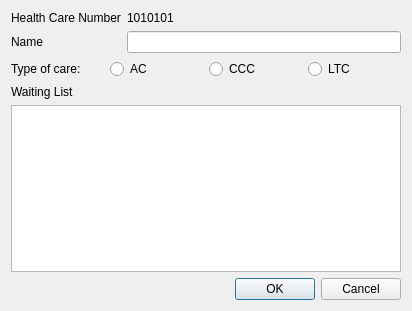
First picture: the form in src/editpatientdialog.ui, repository murrple-1/BedChaser, before the edit.
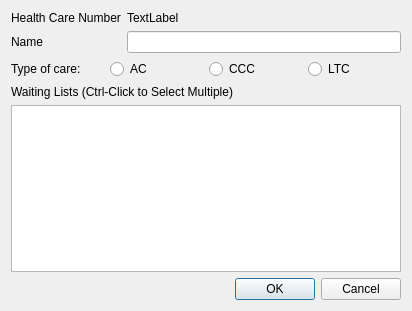
Second picture: the form after the edit.

Diff of the .ui file:
```diff
--- a/src/editpatientdialog.ui
+++ b/src/editpatientdialog.ui
@@ -26,7 +26,7 @@
      <item row="0" column="1">
       <widget class="QLabel" name="healthCardNumberValueLabel">
        <property name="text">
-        <string>1010101</string>
+        <string>TextLabel</string>
        </property>
       </widget>
      </item>
@@ -77,7 +77,7 @@
    <item>
     <widget class="QLabel" name="waitingListLabel">
      <property name="text">
-      <string>Waiting List</string>
+      <string>Waiting Lists (Ctrl-Click to Select Multiple)</string>
      </property>
     </widget>
    </item>
```
Left out of the diff: 10 changed lines with no effect on the pictures.
